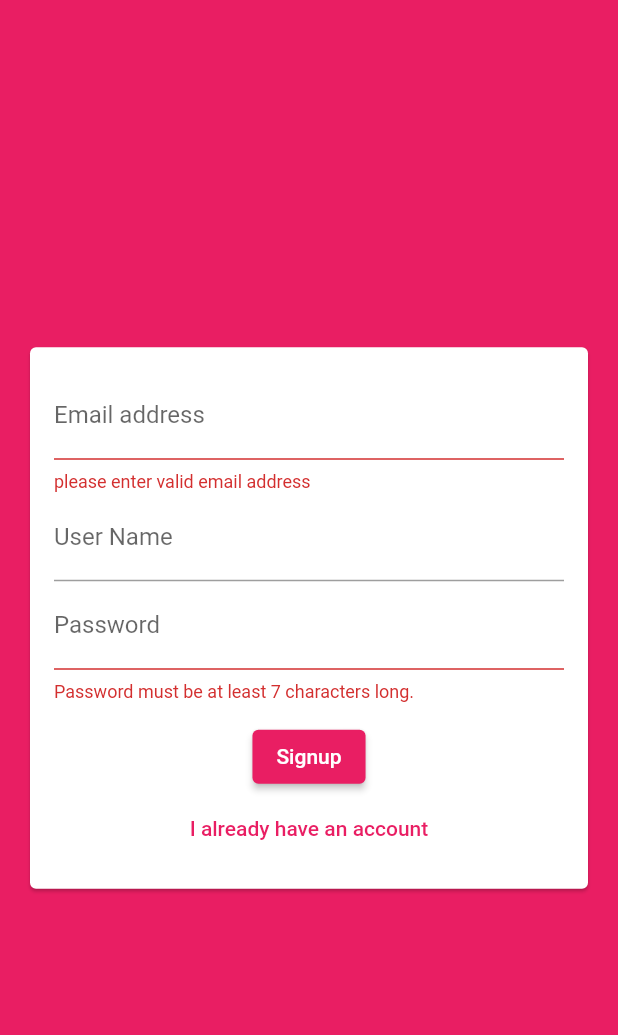
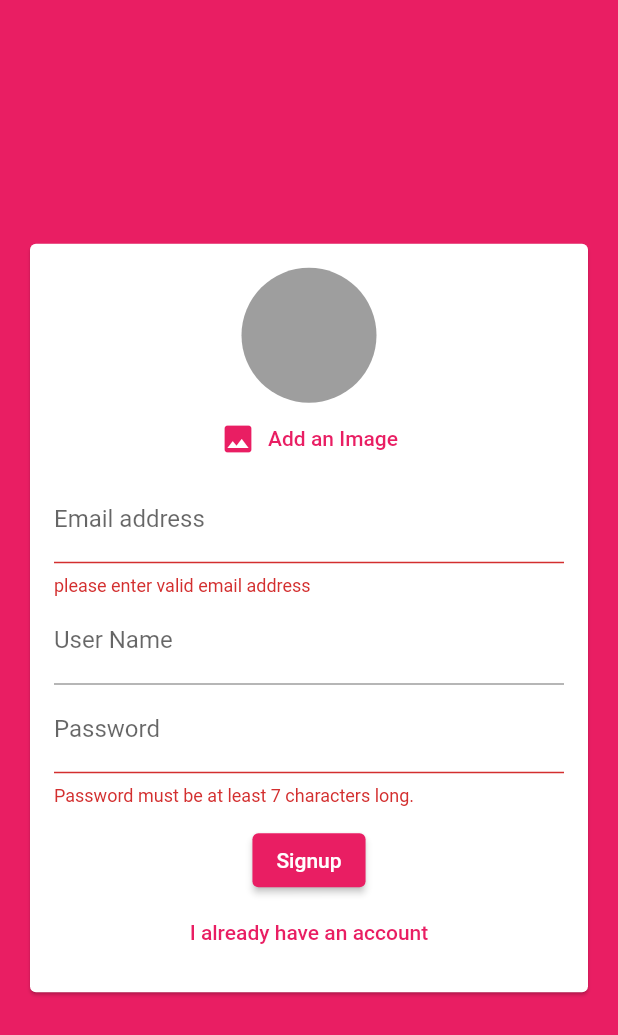
Before and after one commit to AhmedNagii/chat_app, a Flutter app: the screen it shows after launch, after a tap on "Login", after a tap on "Creat new account", on a phone screen of 412 x 824 dp. Shown: the top 1035 px of the screen. Run offline on Flutter 3.47's test engine with Material 2 defaults, Android fonts, the phone set to English and light mode, and no system bars; our stand-ins replace cloud_firestore, firebase_auth, image_picker; accounts and stored records are empty.

Commit message:
image Picker added

```diff
--- a/lib/widgets/auth_form.dart
+++ b/lib/widgets/auth_form.dart
@@ -1,3 +1,6 @@
+import 'dart:io';
+
+import 'package:chat_app/widgets/image_picker.dart';
 import 'package:flutter/material.dart';
 
 class AuthForm extends StatefulWidget {
@@ -24,10 +27,25 @@ class _AuthFormState extends State<AuthForm> {
   var _userEmail = "";
   var _userName = "";
   var _userPassword = "";
+  File _userImageFile;
+
+  void _pickedImage(File image) {
+    _userImageFile = image;
+  }
 
   void _trySumit() {
     final isValid = _formKey.currentState.validate();
     FocusScope.of(context).unfocus();
+
+    if (_userImageFile == null && !_isLogin) {
+      final snackBar = SnackBar(
+        content: Text('Please pick an image.'),
+        backgroundColor: Theme.of(context).errorColor,
+      );
+
+      ScaffoldMessenger.of(context).showSnackBar(snackBar);
+      return;
+    }
 
     if (isValid) {
       _formKey.currentState.save();
@@ -53,6 +71,7 @@ class _AuthFormState extends State<AuthForm> {
                 key: _formKey,
                 child:
                     Column(mainAxisSize: MainAxisSize.min, children: <Widget>[
+                  if (!_isLogin) UserImagePicker(_pickedImage),
                   TextFormField(
                     key: ValueKey("email"),
                     validator: (value) {
--- a/lib/widgets/image_picker.dart
+++ b/lib/widgets/image_picker.dart
@@ -1,18 +1,41 @@
+import 'dart:io';
+
+import 'package:flutter/material.dart';
+import 'package:image_picker/image_picker.dart';
+
 class UserImagePicker extends StatefulWidget {
+  UserImagePicker(this.imagPickFn);
+  final Function(File pickImage) imagPickFn;
   @override
   _UserImagePickerState createState() => _UserImagePickerState();
 }
 
 class _UserImagePickerState extends State<UserImagePicker> {
+  File _pickedImage;
+
+  void _pickImage() async {
+    final picker = ImagePicker();
+    final pickedImage = await picker.getImage(source: ImageSource.gallery);
+    final pickedImageFile = File(pickedImage.path);
+    setState(() {
+      _pickedImage = pickedImageFile;
+    });
+    widget.imagPickFn(pickedImageFile);
+  }
+
   @override
   Widget build(BuildContext context) {
-    return   CircleAvatar(
-                    radius: 50,
-                  ),
-                  TextButton.icon(
-                    onPressed: () {},
-                    icon: Icon(Icons.image),
-                    label: Text('Add an Image'),
-                  ),
+    return Column(children: <Widget>[
+      CircleAvatar(
+        radius: 45,
+        backgroundColor: Colors.grey,
+        backgroundImage: _pickedImage != null ? FileImage(_pickedImage) : null,
+      ),
+      TextButton.icon(
+        onPressed: _pickImage,
+        icon: Icon(Icons.image),
+        label: Text('Add an Image'),
+      ),
+    ]);
   }
 }
--- a/pubspec.yaml
+++ b/pubspec.yaml
@@ -31,7 +31,10 @@ dependencies:
   cupertino_icons: ^1.0.0
   cloud_firestore: 0.13.5
   firebase_auth: 0.16.1
-  image_picker: ^0.7.2+1
+  #image_picker: ^0.6.7+17
+  image_picker: ^0.6.7+22
+  firebase_storage: ^8.0.0
+
 
 dev_dependencies:
   flutter_test:
```
Also changed, not shown: pubspec.lock.
